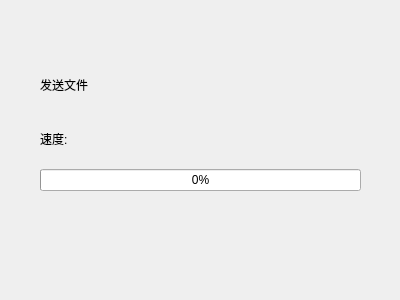
The window that QClient/receivefile.ui (KailinLi/QChat) describes before a commit, drawn with Qt 5.
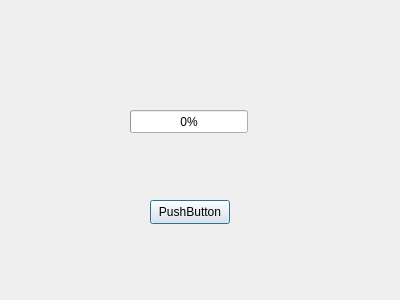
The same window after the commit.

The edit to the form file:
```diff
--- a/QClient/receivefile.ui
+++ b/QClient/receivefile.ui
@@ -13,38 +13,31 @@
   <property name="windowTitle">
    <string>Dialog</string>
   </property>
-  <widget class="QWidget" name="verticalLayoutWidget">
+  <widget class="QProgressBar" name="progressBar">
    <property name="geometry">
     <rect>
-     <x>40</x>
-     <y>60</y>
-     <width>321</width>
-     <height>131</height>
+     <x>130</x>
+     <y>110</y>
+     <width>118</width>
+     <height>23</height>
     </rect>
    </property>
-   <layout class="QVBoxLayout" name="verticalLayout">
-    <item>
-     <widget class="QLabel" name="nameLabel">
-      <property name="text">
-       <string>发送文件</string>
-      </property>
-     </widget>
-    </item>
-    <item>
-     <widget class="QLabel" name="speedLabel">
-      <property name="text">
-       <string>速度:</string>
-      </property>
-     </widget>
-    </item>
-    <item>
-     <widget class="QProgressBar" name="progressBar">
-      <property name="value">
-       <number>0</number>
-      </property>
-     </widget>
-    </item>
-   </layout>
+   <property name="value">
+    <number>0</number>
+   </property>
+  </widget>
+  <widget class="QPushButton" name="pushButton">
+   <property name="geometry">
+    <rect>
+     <x>150</x>
+     <y>200</y>
+     <width>80</width>
+     <height>24</height>
+    </rect>
+   </property>
+   <property name="text">
+    <string>PushButton</string>
+   </property>
   </widget>
  </widget>
  <resources/>
```
